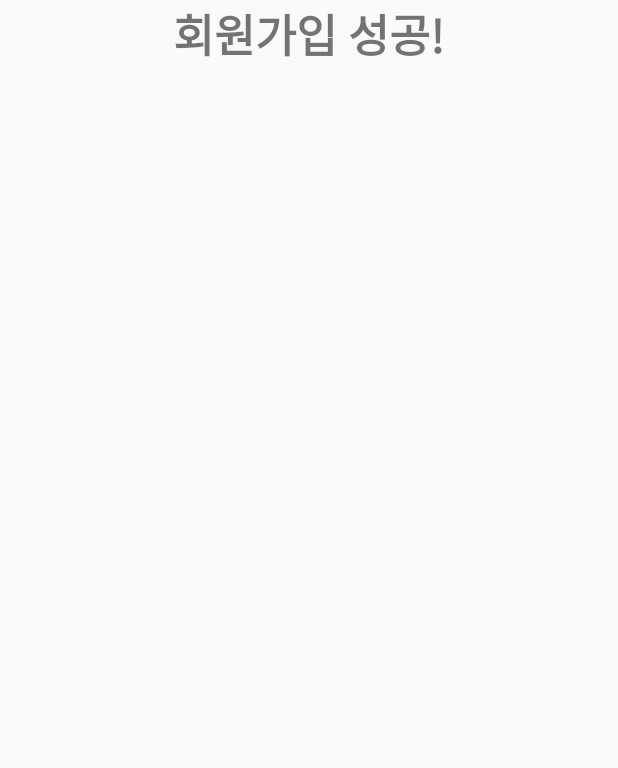
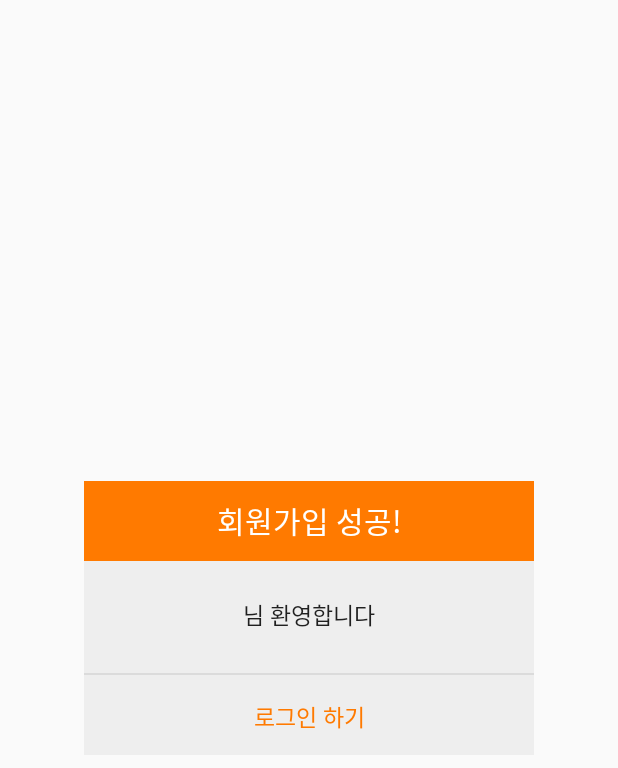
Before and after one commit to mim-mim-ji/Cleanmarket, an Android app: the CreateAccount screen opened directly, with no data from a screen before it, after a tap on "가입하기", on a phone screen of 412 x 824 dp. Shown: the top 768 px of the screen. Run offline under Robolectric (Android 15) with nearby library versions, the phone set to English and light mode, and no system bars.

Commit message:
second commit

```diff
--- a/app/src/main/AndroidManifest.xml
+++ b/app/src/main/AndroidManifest.xml
@@ -33,6 +33,7 @@
 
         <activity android:name=".LoginRequest" />
 
+        <!-- 팝업 CreateAccount_Result-->
         <activity android:name=".CreateAccount_Result"/>
 
         <activity android:name=".cleanmarket_main.MarketMainActivity">
--- a/app/src/main/java/com/example/cleanmarket/CreateAccount.java
+++ b/app/src/main/java/com/example/cleanmarket/CreateAccount.java
@@ -11,6 +11,7 @@ import android.view.View;
 import android.view.ViewGroup;
 import android.widget.Button;
 import android.widget.EditText;
+import android.widget.TextView;
 import android.widget.Toast;
 
 import androidx.appcompat.app.ActionBar;
@@ -56,6 +57,7 @@ public  class CreateAccount extends AppCompatActivity {
                     case R.id.create_account_submit:     // 회원가입 버튼
                         register();
                         Intent intent = new Intent(CreateAccount.this, CreateAccount_Result.class);
+                        intent.putExtra("data",create_account_id.getText().toString()+"님 환영합니다");
                         startActivity(intent);
                         finish();
                         break;
--- a/app/src/main/java/com/example/cleanmarket/CreateAccount_Result.java
+++ b/app/src/main/java/com/example/cleanmarket/CreateAccount_Result.java
@@ -2,35 +2,62 @@ package com.example.cleanmarket;
 
 import android.content.Intent;
 import android.os.Bundle;
+import android.view.MotionEvent;
+import android.view.View;
+import android.view.Window;
+import android.widget.Button;
 import android.widget.TextView;
 
 import androidx.appcompat.app.AppCompatActivity;
+
+import com.example.cleanmarket.main.FragmentFirst;
 
 public class CreateAccount_Result extends AppCompatActivity {
 
     public CreateAccount_Result(){}
 
-    TextView create_account_result;
+    TextView create_account_txtText;
+    Button create_account_result_login;
 
     @Override
     protected void onCreate(Bundle savedInstanceState) {
         super.onCreate(savedInstanceState);
         setContentView(R.layout.create_account_result);
 
-        create_account_result = findViewById(R.id.create_account_result);
+        //UI 객체생성
+        create_account_txtText = findViewById(R.id.create_account_txtText);
 
+        //데이터 가져오기
         Intent intent = getIntent();
+        String data = intent.getStringExtra("data");
+        create_account_txtText.setText(data);
 
-//        Bundle bundle = intent.getExtras();
-        //MainActivity에서 putExtra로 값을 보냈기 때문에 bundle을 만들고 만든 bundle로 값을 받아옴
+        //확인 버튼 클릭
+        create_account_result_login = findViewById(R.id.create_account_result_login);
+        create_account_result_login.setOnClickListener(new View.OnClickListener() {
+            @Override
+            public void onClick(View v) {
+                Intent intent = new Intent(CreateAccount_Result.this, MainActivity.class);
+                startActivity(intent);
+                finish();
+            }
+        });
 
-//        String id = bundle.getString("id");
-//        String pw = bundle.getString("pw");
-//        String name = bundle.getString("name");
-//        String email = bundle.getString("email");
-//
-//        create_account_result.setText("아이디: "+ id + "\n" +"비밀번호: " +pw);
-//        create_account_result.setText("이름: "+ name + "\n" +"이메일: " +email); //값을 잘 가져왔는지 확인
+    }
+
+    @Override
+    public boolean onTouchEvent(MotionEvent event) {
+        //바깥레이어 클릭시 안닫히게
+        if(event.getAction()==MotionEvent.ACTION_OUTSIDE){
+            return false;
+        }
+        return true;
+    }
+
+    @Override
+    public void onBackPressed() {
+        //안드로이드 백버튼 막기
+        return;
     }
 
 }
--- a/app/src/main/res/layout/create_account_result.xml
+++ b/app/src/main/res/layout/create_account_result.xml
@@ -1,16 +1,67 @@
 <?xml version="1.0" encoding="utf-8"?>
 <LinearLayout xmlns:android="http://schemas.android.com/apk/res/android"
+    android:background="#eeeeee"
     android:orientation="vertical"
-    android:layout_width="match_parent"
-    android:layout_height="match_parent">
+    android:layout_width="300dp"
+    android:layout_height="wrap_content"
+    android:layout_gravity="center">
 
-    <TextView
-        android:id="@+id/create_account_result"
-        android:gravity="center"
+    <!-- 타이틀바 -->
+    <LinearLayout
+        android:orientation="horizontal"
         android:layout_width="match_parent"
-        android:layout_height="wrap_content"
-        android:text="회원가입 성공!"
-        android:textSize="30dp"
-        android:textStyle="bold" />
+        android:layout_height="wrap_content">
+        <TextView
+            android:text="회원가입 성공!"
+            android:textSize="20sp"
+            android:textColor="#fff"
+            android:gravity="center"
+            android:background="#ff7a00"
+            android:layout_width="match_parent"
+            android:layout_height="53dp" />
+    </LinearLayout>
+    <!-- //end 타이틀바 -->
+
+    <!-- 타이틀 바 안의 내용 -->
+    <LinearLayout
+        android:padding="24dp"
+        android:orientation="vertical"
+        android:layout_width="match_parent"
+        android:layout_height="wrap_content">
+        <TextView
+            android:id="@+id/create_account_txtText"
+            android:textSize="15sp"
+            android:textColor="#000"
+            android:alpha="0.87"
+            android:gravity="center"
+            android:layout_marginBottom="3dp"
+            android:layout_width="match_parent"
+            android:layout_height="wrap_content" />
+    </LinearLayout>
+    <!-- Notice -->
+
+    <View
+        android:background="#66bdbdbd"
+        android:layout_width="match_parent"
+        android:layout_height="1dp" />
+
+    <!-- 닫기 버튼 -->
+    <LinearLayout
+        android:orientation="horizontal"
+            android:gravity="center"
+            android:layout_width="match_parent"
+            android:layout_height="wrap_content">
+        <Button
+            android:text="로그인 하기"
+            android:textSize="15sp"
+            android:textColor="#ff7a00"
+            android:padding="16dp"
+            android:gravity="center"
+            android:background="#00000000"
+            android:layout_width="match_parent"
+            android:layout_height="53dp"
+            android:id="@+id/create_account_result_login"/>
+    </LinearLayout>
+    <!--// 닫기 버튼 -->
 
 </LinearLayout>
--- a/app/src/main/res/xml/network_security_config.xml
+++ b/app/src/main/res/xml/network_security_config.xml
@@ -1,11 +1,10 @@
 <?xml version="1.0" encoding="utf-8"?>
 <network-security-config>
 
-        <!--<base-config cleartextTrafficPermitted="true">-->
-            <!--<trust-anchors>-->
-                <!--<certificates src="system" />-->
-            <!--</trust-anchors>-->
-        <!--</base-config>-->
-
+        <base-config cleartextTrafficPermitted="true">
+            <trust-anchors>
+                <certificates src="system" />
+            </trust-anchors>
+        </base-config>
 
 </network-security-config>
```
